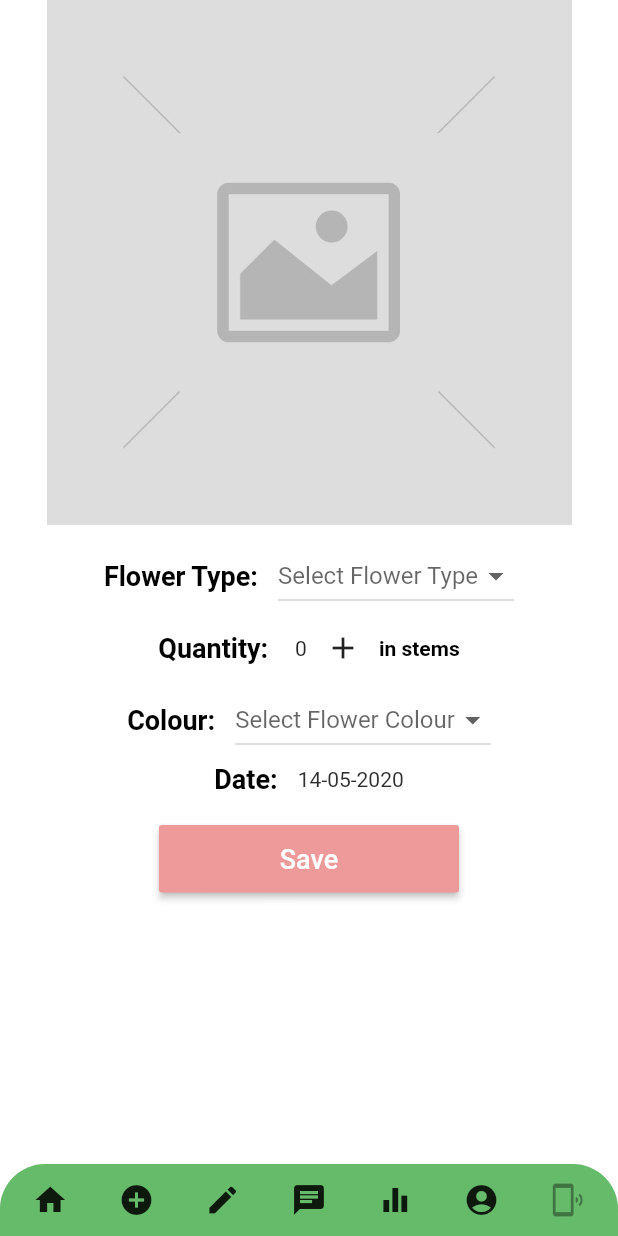
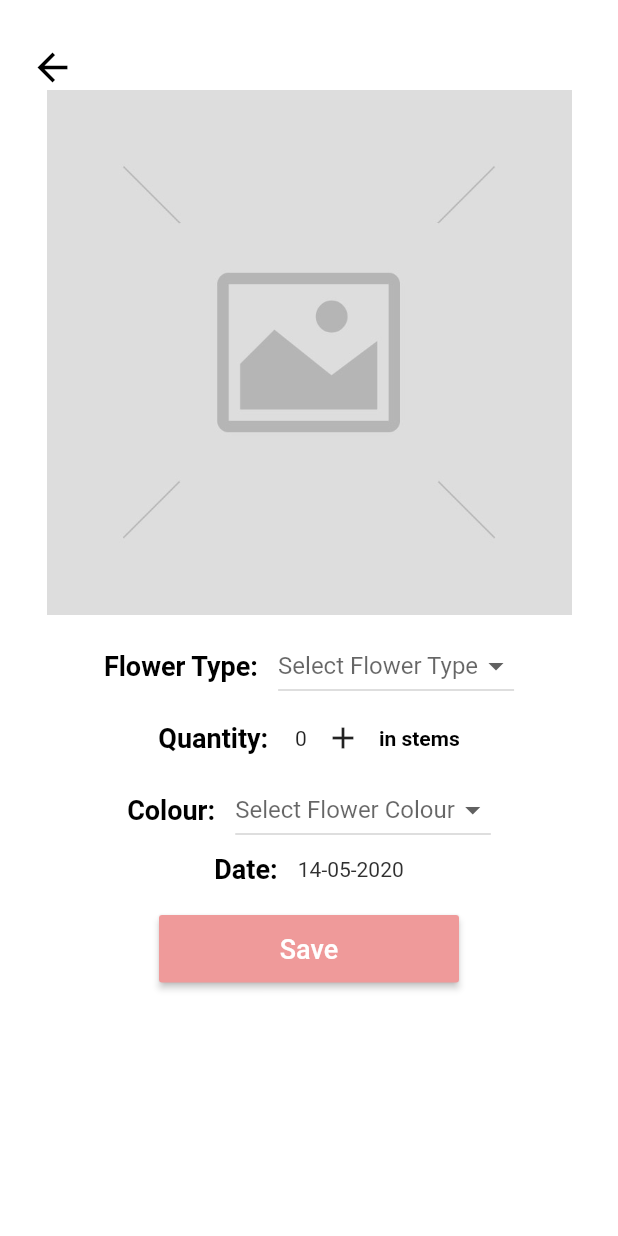
Before and after one commit to KaylaBailey8154/BloomApp, a Flutter app: the AddStock screen opened directly, on a phone screen of 412 x 824 dp. Run offline on Flutter 3.47's test engine with Material 2 defaults, Android fonts, the phone set to English and light mode, and no system bars; our stand-ins replace cloud_firestore, firebase_auth, transparent_image; accounts and stored records are empty.

Commit message:
updated add stock UI

```diff
--- a/lib/screens/stock/add_stock.dart
+++ b/lib/screens/stock/add_stock.dart
@@ -11,7 +11,6 @@ import '../../services/auth.dart';
 import 'view_mystock.dart';
 
 class AddStock extends StatefulWidget{
-  final AuthService _auth = AuthService();
 
   @override
   _AddStockState createState() => _AddStockState();
@@ -44,6 +43,15 @@ class _AddStockState extends State<AddStock>{
           key: _formKey,
           child: Column(
             children: <Widget>[
+              IconButton(
+                iconSize: 30,
+                color: Colors.black,
+                padding: EdgeInsets.fromLTRB(20, 30, 370, 0),
+                icon: Icon(Icons.arrow_back),
+                onPressed: (){
+                  Navigator.pop(context);
+                },
+              ),
               Row(
                 mainAxisAlignment: MainAxisAlignment.center,
                 crossAxisAlignment: CrossAxisAlignment.start,
@@ -191,57 +199,6 @@ class _AddStockState extends State<AddStock>{
               ),
           ),
         ),
-      bottomNavigationBar: ClipRRect(
-        borderRadius: BorderRadius.only(
-          topRight: Radius.circular(30),
-          topLeft: Radius.circular(30),),
-        child: BottomAppBar(
-          color: Colors.green[400],
-          child: Row(
-            mainAxisAlignment: MainAxisAlignment.spaceEvenly,
-            children: <Widget>[
-              IconButton(
-                icon: Icon(Icons.home),
-                onPressed: () {
-                  Navigator.pop(context);
-                },
-              ),
-              IconButton(
-                icon: Icon(Icons.add_circle),
-                onPressed: () {
-                  Navigator.push(context, MaterialPageRoute(builder: (context) => AddStock()));
-                },
-              ),
-              IconButton(
-                icon: Icon(Icons.edit),
-                onPressed: () {
-                  Navigator.push(context, MaterialPageRoute(builder: (context) => ViewMyStock()));
-                },
-              ),
-              IconButton(
-                icon: Icon(Icons.chat),
-                onPressed: () {
-                },
-              ),
-              IconButton(
-                icon: Icon(Icons.equalizer),
-                onPressed: () {
-                },
-              ),
-              IconButton(
-                icon: Icon(Icons.account_circle),
-                onPressed: (){
-
-                },
-              ),
-              IconButton(
-                icon: Icon(Icons.phonelink_ring),
-               // onPressed: () async { await _auth.signOut();},
-              ),
-            ],
-          ),
-        ),
-      ),
     );
   }
 }
```
